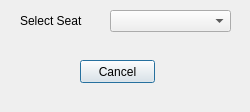
Qt form cancel.ui (Chihab0502/QtProjectCinema) before a commit.
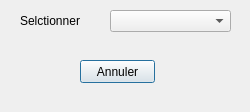
The same form after that commit.

Patch:
```diff
--- a/cancel.ui
+++ b/cancel.ui
@@ -26,7 +26,7 @@
     </rect>
    </property>
    <property name="text">
-    <string>Cancel</string>
+    <string>Annuler</string>
    </property>
   </widget>
   <widget class="QLabel" name="label">
@@ -39,7 +39,7 @@
     </rect>
    </property>
    <property name="text">
-    <string>Select Seat</string>
+    <string>Selctionner</string>
    </property>
   </widget>
   <widget class="QComboBox" name="cmbSeats">
```
